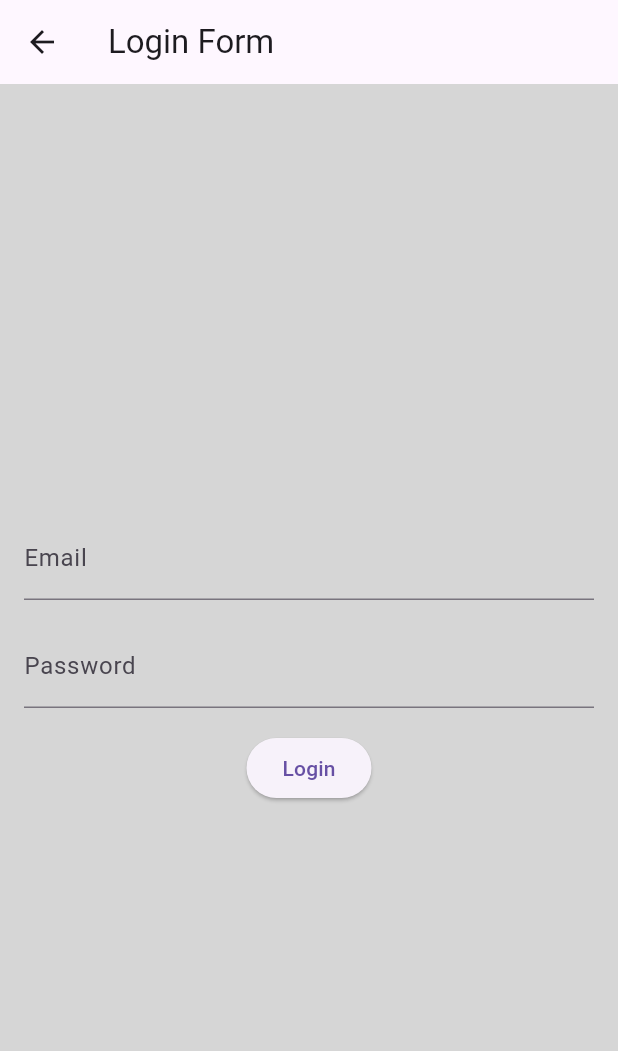
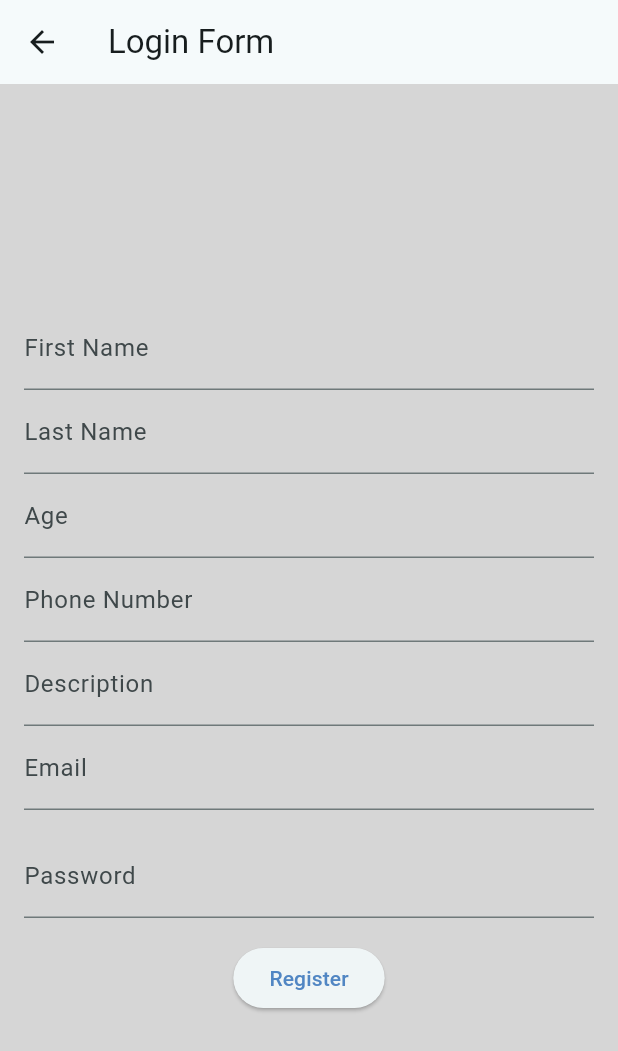
Before and after one commit to gabigoranov/MarketFlutter, a Flutter app: the screen it shows after launch, after a tap on "Register", on a phone screen of 412 x 824 dp. Shown: the top 1051 px of the screen. Run offline on Flutter 3.47's test engine with Material 3 defaults, Android fonts, the phone set to English and light mode, and no system bars; our stand-ins replace dio, flutter_secure_storage; accounts and stored records are empty; network calls fail.

Commit message:
added login features and navigation, next step visualize account and tests

```diff
--- a/lib/authentication-wrapper.dart
+++ b/lib/authentication-wrapper.dart
@@ -21,7 +21,7 @@ class _AuthenticationWrapperState extends State<AuthenticationWrapper> {
     final String? read = await storage.read(key: "user_data");
     if(read != null){
       final json = await jsonDecode(read);
-      UserService.instance.fetchUser(json[0], json[1]);
+      await UserService.instance.fetchUser(json[0], json[1]);
       isAuthenticated = true;
     }
   }
--- a/lib/landing.dart
+++ b/lib/landing.dart
@@ -9,7 +9,7 @@ class Landing extends StatelessWidget {
   Widget build(BuildContext context) {
 
     return Scaffold(
-        backgroundColor: const Color(0xff5186c3),
+        backgroundColor: Theme.of(context).colorScheme.primary,
         body: Container(
           decoration: const BoxDecoration(
             image: DecorationImage(
@@ -36,8 +36,8 @@ class Landing extends StatelessWidget {
                             }),
                           );
                         },
-                        style: const ButtonStyle(backgroundColor: MaterialStatePropertyAll(Color(0xffFAFAFA))),
-                        child: const Text("Log In", style: TextStyle(color: Color(0xff5186c3), fontSize: 24),),
+                        style: ButtonStyle(backgroundColor: MaterialStatePropertyAll(Theme.of(context).colorScheme.background)),
+                        child: Text("Log In", style: TextStyle(color: Theme.of(context).colorScheme.primary, fontSize: 24),),
                       ),
                     ),
                     Padding(
@@ -50,8 +50,8 @@ class Landing extends StatelessWidget {
                             }),
                           );
                         },
-                        style: const ButtonStyle(backgroundColor: MaterialStatePropertyAll(Color(0xffFAFAFA))),
-                        child: const Text("Register", style: TextStyle(color: Color(0xff5186c3), fontSize: 24),),
+                        style: ButtonStyle(backgroundColor: MaterialStatePropertyAll(Theme.of(context).colorScheme.background)),
+                        child: Text("Register", style: TextStyle(color: Theme.of(context).colorScheme.primary, fontSize: 24),),
                       ),
                     ),
 
--- a/lib/main.dart
+++ b/lib/main.dart
@@ -34,8 +34,17 @@ class MyApp extends StatefulWidget {
 class _MyAppState extends State<MyApp> {
   @override
   Widget build(BuildContext context) {
-    return const MaterialApp(
-        home: AuthenticationWrapper(),
+    return MaterialApp(
+      theme: ThemeData(
+        useMaterial3: true,
+        // Define the default brightness and colors.
+        colorScheme: ColorScheme.fromSeed(
+          seedColor: const Color(0xFFFFFFFF),
+          primary: const Color(0xff5186c3),
+          background: const Color(0xffFAFAFA),
+        ),
+      ),
+      home: AuthenticationWrapper(),
     );
   }
 }
@@ -51,7 +60,6 @@ class Main extends StatefulWidget {
 class _MainState extends State<Main> {
   @override
   Widget build(BuildContext context) {
-    print("MAtey");
     return Navigation();
   }
 }
--- a/lib/models/user-service.dart
+++ b/lib/models/user-service.dart
@@ -25,7 +25,6 @@ final class UserService {
   }
 
   Future<void> fetchUser(String email, String password) async{
-    //TODO: FIX
     final url = 'https://localhost:7175/api/Users/login?email=$email&password=$password';
     Response<dynamic> response = await dio.get(url);
     User user =  User.fromJson(response.data);
--- a/lib/navigation.dart
+++ b/lib/navigation.dart
@@ -34,7 +34,7 @@ class _NavigationState extends State<Navigation> {
       bottomNavigationBar: BottomNavigationBar(
         backgroundColor: const Color(0xFFFFFFFF),
         type: BottomNavigationBarType.fixed,
-        selectedIconTheme: const IconThemeData(color: Color(0xff5186c3), size: 34),
+        selectedIconTheme: IconThemeData(color: Theme.of(context).colorScheme.primary, size: 34),
         selectedLabelStyle: const TextStyle(color: Colors.white, fontWeight: FontWeight.w400),
         selectedItemColor: Colors.black,
         currentIndex: _currentIndex,
--- a/lib/register-form.dart
+++ b/lib/register-form.dart
@@ -1,5 +1,10 @@
+import 'dart:convert';
+
 import 'package:dio/dio.dart';
 import 'package:flutter/material.dart';
+import 'package:market/main.dart';
+import 'package:market/models/user-service.dart';
+import 'package:market/models/user.dart';
 
 final dio = Dio();
 
@@ -14,8 +19,20 @@ class _LoginFormState extends State<RegisterForm> {
   @override
   Widget build(BuildContext context) {
     final GlobalKey<FormState> _formKey = GlobalKey<FormState>();
+    TextEditingController _firstNameController = TextEditingController();
+    TextEditingController _lastNameController = TextEditingController();
+    TextEditingController _ageController = TextEditingController();
+    TextEditingController _phoneController = TextEditingController();
+    TextEditingController _descriptionController = TextEditingController();
     TextEditingController _emailController = TextEditingController();
     TextEditingController _passwordController = TextEditingController();
+
+    Future<void> registerUser(User user) async{
+      const url = 'https://localhost:7175/api/Users/add/';
+      //print(jsonEncode(user).toString());
+      final response = await dio.post(url, data: jsonEncode(user));
+      //print(response);
+    }
 
     return Scaffold(
       appBar: AppBar(
@@ -33,6 +50,41 @@ class _LoginFormState extends State<RegisterForm> {
             child: Column(
               mainAxisAlignment: MainAxisAlignment.center,
               children: [
+                TextFormField(
+                  controller: _firstNameController,
+                  decoration: const InputDecoration(
+                    labelText: 'First Name',
+                  ),
+                  validator: (value){},
+                ),
+                TextFormField(
+                  controller: _lastNameController,
+                  decoration: const InputDecoration(
+                    labelText: 'Last Name',
+                  ),
+                  validator: (value){},
+                ),
+                TextFormField(
+                  controller: _ageController,
+                  decoration: const InputDecoration(
+                    labelText: 'Age',
+                  ),
+                  validator: (value){},
+                ),
+                TextFormField(
+                  controller: _phoneController,
+                  decoration: const InputDecoration(
+                    labelText: 'Phone Number',
+                  ),
+                  validator: (value){},
+                ),
+                TextFormField(
+                  controller: _descriptionController,
+                  decoration: const InputDecoration(
+                    labelText: 'Description',
+                  ),
+                  validator: (value){},
+                ),
                 TextFormField(
                   controller: _emailController,
                   decoration: const InputDecoration(
@@ -52,9 +104,17 @@ class _LoginFormState extends State<RegisterForm> {
                 const SizedBox(height: 16.0),
                 ElevatedButton(
                   onPressed: () async {
-                    final response = await dio.post('https://localhost:7175/api/Users/add', data: "");
+                    await registerUser(User(id: "3fa85f64-5717-4562-b3fc-2c963f66afa6", firstName: _firstNameController.value.text,
+                                      lastName: _lastNameController.value.text,
+                                      age:  int.parse(_ageController.value.text),
+                                      isVerified: false,
+                                      offers: [],
+                                      description: _descriptionController.value.text,
+                                      password: _passwordController.value.text,
+                                      phoneNumber: _phoneController.value.text,
+                                      email: _emailController.value.text));
                   },
-                  child: const Text('Login'),
+                  child: const Text('Register'),
                 ),
               ],
             ),
```
